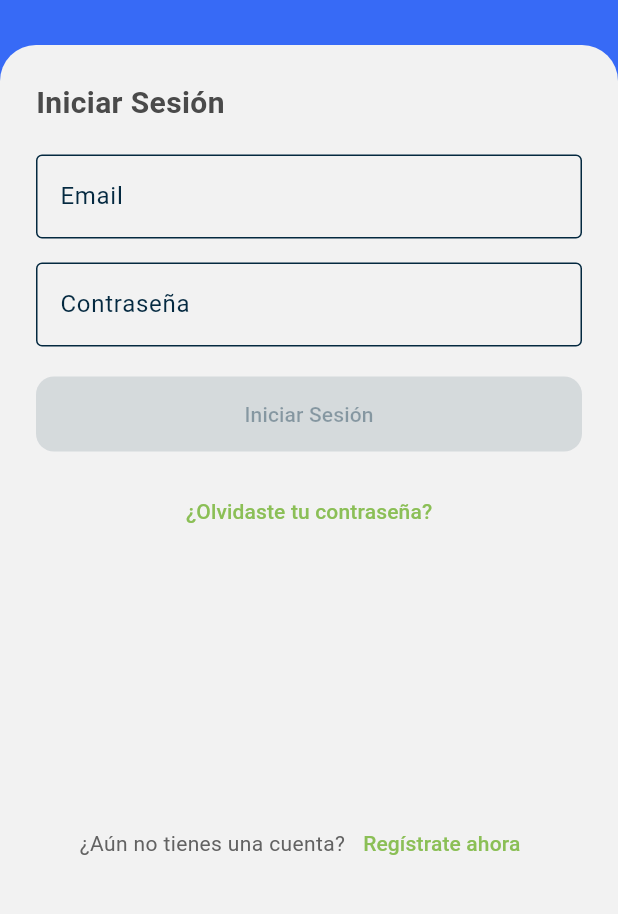
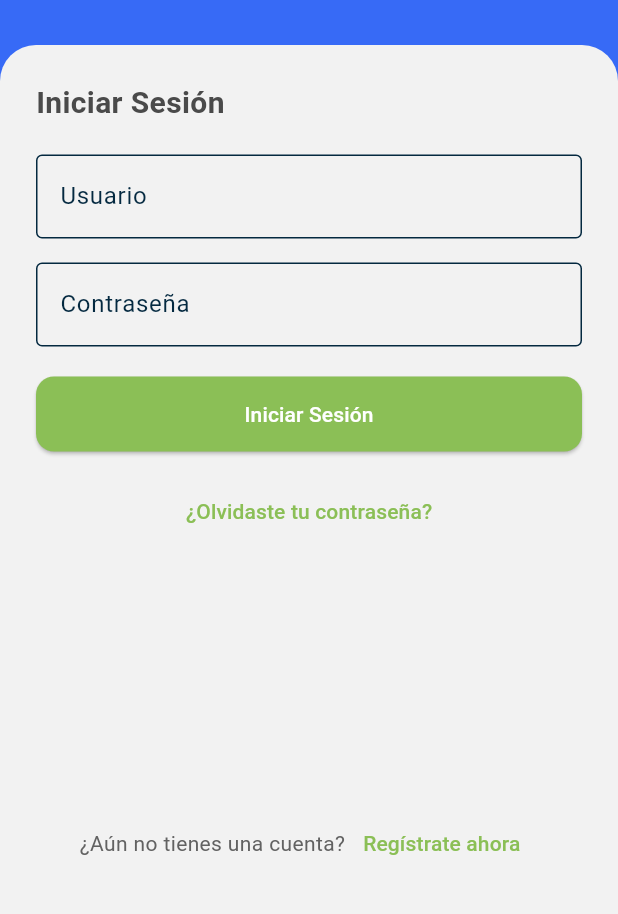
Before and after one commit to Helpwave-App/helpwave_mobile_app, a Flutter app: the SignInScreen screen opened by its route, on a phone screen of 412 x 824 dp, the part 321-1235 px from its top. Run offline on Flutter 3.47's test engine with Material 3 defaults, Android fonts, the phone set to English and light mode, and no system bars; our stand-ins replace flutter_riverpod, flutter_secure_storage, jwt_decoder, permission_handler; missing offline and left inert: agora_rtc_engine; accounts and stored records are empty.

Commit message:
Add login with backend

```diff
--- a/lib/main.dart
+++ b/lib/main.dart
@@ -17,7 +17,7 @@ class HelpWaveApp extends StatelessWidget {
       title: 'HelpWave',
       theme: AppTheme.lightTheme,
       darkTheme: AppTheme.darkTheme,
-      initialRoute: AppRouter.welcomeRoute,
+      initialRoute: AppRouter.startupRoute,
       onGenerateRoute: AppRouter.generateRoute,
     );
   }
--- /dev/null
+++ b/lib/src/constants/api.dart
@@ -0,0 +1,2 @@
+//const String baseUrl = 'http://localhost:8084/';
+const String baseUrl = 'http://10.0.2.2:8084';
--- /dev/null
+++ b/lib/src/features/auth/data/auth_response.dart
@@ -0,0 +1,13 @@
+class AuthResponse {
+  final String token;
+  final String role;
+
+  AuthResponse({required this.token, required this.role});
+
+  factory AuthResponse.fromJson(Map<String, dynamic> json) {
+    return AuthResponse(
+      token: json['jwttoken'],
+      role: json['role'],
+    );
+  }
+}
--- /dev/null
+++ b/lib/src/features/auth/domain/login_request_model.dart
@@ -0,0 +1,11 @@
+class LoginRequest {
+  final String username;
+  final String password;
+
+  LoginRequest({required this.username, required this.password});
+
+  Map<String, dynamic> toJson() => {
+        'username': username,
+        'password': password,
+      };
+}
--- a/lib/src/features/auth/presentation/pages/login/sign_in_screen.dart
+++ b/lib/src/features/auth/presentation/pages/login/sign_in_screen.dart
@@ -2,16 +2,64 @@ import 'package:flutter/material.dart';
 
 import '../../../../../common/animations/animated_route.dart';
 import '../../../../../routing/app_router.dart';
+import '../../../../../utils/secure_storage.dart';
+import '../../../data/auth_service.dart';
+import '../../../domain/login_request_model.dart';
 
-class SignInScreen extends StatelessWidget {
+class SignInScreen extends StatefulWidget {
   const SignInScreen({super.key});
 
   @override
+  State<SignInScreen> createState() => _SignInScreenState();
+}
+
+class _SignInScreenState extends State<SignInScreen> {
+  final _formKey = GlobalKey<FormState>();
+  final _usernameController = TextEditingController();
+  final _passwordController = TextEditingController();
+  bool _isLoading = false;
+
+  Future<void> _submit() async {
+    if (!_formKey.currentState!.validate()) return;
+
+    setState(() => _isLoading = true);
+
+    final request = LoginRequest(
+      username: _usernameController.text.trim(),
+      password: _passwordController.text.trim(),
+    );
+
+    try {
+      final response = await AuthService().login(request);
+
+      await SecureStorage.saveToken(response.token);
+
+      if (!mounted) return;
+
+      if (response.role == 'requester') {
+        Navigator.of(context)
+            .pushReplacementNamed(AppRouter.homeRequesterRoute);
+      } else if (response.role == 'volunteer') {
+        Navigator.of(context)
+            .pushReplacementNamed(AppRouter.homeVolunteerRoute);
+      } else {
+        throw Exception('Rol no reconocido: ${response.role}');
+      }
+    } catch (e) {
+      ScaffoldMessenger.of(context).showSnackBar(
+        SnackBar(content: Text(e.toString())),
+      );
+    } finally {
+      if (mounted) setState(() => _isLoading = false);
+    }
+  }
+
+  @override
   Widget build(BuildContext context) {
-    final theme = Theme.of(context);
+    final theme = Theme.of(context).colorScheme;
 
     return Scaffold(
-      backgroundColor: Theme.of(context).colorScheme.secondary,
+      backgroundColor: theme.secondary,
       body: Column(
         children: [
           const SizedBox(height: 80),
@@ -19,63 +67,72 @@ class SignInScreen extends StatelessWidget {
             tag: 'app-logo',
             child: CircleAvatar(
               radius: 40,
-              backgroundColor: Theme.of(context).colorScheme.surface,
-              child: Icon(
-                Icons.account_balance_wallet,
-                color: Theme.of(context).colorScheme.tertiary,
-                size: 40,
-              ),
+              backgroundColor: theme.surface,
+              child: Icon(Icons.account_balance_wallet,
+                  color: theme.tertiary, size: 40),
             ),
           ),
           const SizedBox(height: 20),
-          Text(
-            'HelpWave',
+          Text('HelpWave',
               style: TextStyle(
-                color: Theme.of(context).colorScheme.surface,
+                  color: theme.surface,
                   fontSize: 24,
-                fontWeight: FontWeight.bold),
-          ),
+                  fontWeight: FontWeight.bold)),
           const SizedBox(height: 30),
           Expanded(
             child: Container(
               padding: const EdgeInsets.all(24),
               decoration: BoxDecoration(
-                color: Theme.of(context).colorScheme.surface,
-                borderRadius: BorderRadius.vertical(top: Radius.circular(24)),
+                color: theme.surface,
+                borderRadius:
+                    const BorderRadius.vertical(top: Radius.circular(24)),
               ),
+              child: Form(
+                key: _formKey,
                 child: Column(
                   crossAxisAlignment: CrossAxisAlignment.start,
                   children: [
                     const Text("Iniciar Sesión",
-                      style:
-                          TextStyle(fontSize: 20, fontWeight: FontWeight.bold)),
+                        style: TextStyle(
+                            fontSize: 20, fontWeight: FontWeight.bold)),
                     const SizedBox(height: 20),
-                  const TextField(
-                    decoration: InputDecoration(
-                        labelText: 'Email', border: OutlineInputBorder()),
+                    TextFormField(
+                      controller: _usernameController,
+                      decoration: const InputDecoration(
+                          labelText: 'Usuario', border: OutlineInputBorder()),
+                      validator: (value) =>
+                          value == null || value.trim().isEmpty
+                              ? 'El usuario es obligatorio'
+                              : null,
                     ),
                     const SizedBox(height: 16),
-                  const TextField(
+                    TextFormField(
+                      controller: _passwordController,
                       obscureText: true,
-                    decoration: InputDecoration(
-                        labelText: 'Contraseña', border: OutlineInputBorder()),
+                      decoration: const InputDecoration(
+                          labelText: 'Contraseña',
+                          border: OutlineInputBorder()),
+                      validator: (value) => value == null || value.length < 6
+                          ? 'Mínimo 6 caracteres'
+                          : null,
                     ),
                     const SizedBox(height: 20),
                     ElevatedButton(
-                    onPressed: null, // Desactivado inicialmente
+                      onPressed: _isLoading ? null : _submit,
                       style: ElevatedButton.styleFrom(
                         minimumSize: const Size.fromHeight(50),
-                      backgroundColor: Theme.of(context).colorScheme.tertiary,
+                        backgroundColor: theme.tertiary,
                       ),
-                    child: const Text("Iniciar Sesión"),
+                      child: _isLoading
+                          ? const CircularProgressIndicator(color: Colors.white)
+                          : const Text("Iniciar Sesión"),
                     ),
                     const SizedBox(height: 16),
                     Center(
                       child: TextButton(
                         onPressed: () {},
                         child: Text("¿Olvidaste tu contraseña?",
-                          style: TextStyle(
-                              color: Theme.of(context).colorScheme.tertiary)),
+                            style: TextStyle(color: theme.tertiary)),
                       ),
                     ),
                     const Spacer(),
@@ -84,25 +141,22 @@ class SignInScreen extends StatelessWidget {
                         mainAxisAlignment: MainAxisAlignment.center,
                         children: [
                           Text("¿Aún no tienes una cuenta?",
-                            style: TextStyle(
-                                color:
-                                    Theme.of(context).colorScheme.onTertiary)),
+                              style: TextStyle(color: theme.onTertiary)),
                           TextButton(
                             onPressed: () {
                               Navigator.of(context).push(animatedRouteTo(
                                   context, AppRouter.userTypeRoute,
-                                duration: Duration(milliseconds: 200),
+                                  duration: const Duration(milliseconds: 200),
                                   curve: Curves.easeInOut));
                             },
                             child: Text("Regístrate ahora",
-                              style: TextStyle(
-                                  color:
-                                      Theme.of(context).colorScheme.tertiary)),
+                                style: TextStyle(color: theme.tertiary)),
                           )
                         ],
                       ),
                     )
                   ],
+                ),
               ),
             ),
           )
--- a/lib/src/features/auth/presentation/widgets/add_time_modal.dart
+++ b/lib/src/features/auth/presentation/widgets/add_time_modal.dart
@@ -3,14 +3,14 @@ import 'package:flutter/material.dart';
 class AddTimeModal extends StatefulWidget {
   final String day;
   final void Function(TimeOfDay start, TimeOfDay end, bool applyAll) onSave;
-  final void Function(String message) onError; // <-- nuevo callback
+  final void Function(String message) onError;
 
   const AddTimeModal({
-    Key? key,
+    super.key,
     required this.day,
     required this.onSave,
     required this.onError,
-  }) : super(key: key);
+  });
 
   @override
   _AddTimeModalState createState() => _AddTimeModalState();
--- a/lib/src/features/auth/presentation/widgets/sign_up_form.dart
+++ b/lib/src/features/auth/presentation/widgets/sign_up_form.dart
@@ -48,8 +48,6 @@ class _SignUpFormState extends ConsumerState<SignUpForm> {
       signUpFormController.updateField(
           widget.fields[i].label, _controllers[i].text);
     }
-
-    print('Datos en Riverpod: ${ref.read(signUpFormControllerProvider)}');
 
     Navigator.of(context).push(animatedRouteTo(
       context,
--- a/lib/src/routing/app_router.dart
+++ b/lib/src/routing/app_router.dart
@@ -1,5 +1,6 @@
 import 'package:flutter/material.dart';
 
+import '../features/auth/presentation/pages/startup_screen.dart';
 import '../features/auth/presentation/pages/welcome_screen.dart';
 import '../features/auth/presentation/pages/login/sign_in_screen.dart';
 import '../features/auth/presentation/pages/register/sign_up_requester_screen.dart';
@@ -15,7 +16,8 @@ import '../features/home/presentation/pages/home_volunteer_screen.dart';
 import '../features/videocall/presentation/videocall_screen.dart';
 
 class AppRouter {
-  static const String welcomeRoute = '/';
+  static const String startupRoute = '/';
+  static const String welcomeRoute = '/welcome';
   static const String loginRoute = '/login';
   static const String userTypeRoute = '/user-type';
   static const String termsRoute = '/terms-and-conditions';
@@ -34,6 +36,9 @@ class AppRouter {
   static Widget? getPageFromRoute(String routeName,
       {Map<String, dynamic>? args}) {
     switch (routeName) {
+      case startupRoute:
+        return const StartupScreen();
+
       case welcomeRoute:
         return const WelcomeScreen();
 
@@ -88,6 +93,9 @@ class AppRouter {
   // Traditional way to navigate using named routes
   static Route<dynamic> generateRoute(RouteSettings settings) {
     switch (settings.name) {
+      case startupRoute:
+        return MaterialPageRoute(builder: (_) => const StartupScreen());
+
       case welcomeRoute:
         return MaterialPageRoute(builder: (_) => const WelcomeScreen());
 
--- /dev/null
+++ b/lib/src/utils/secure_storage.dart
@@ -0,0 +1,17 @@
+import 'package:flutter_secure_storage/flutter_secure_storage.dart';
+
+class SecureStorage {
+  static const _storage = FlutterSecureStorage();
+
+  static Future<void> saveToken(String token) async {
+    await _storage.write(key: 'jwt_token', value: token);
+  }
+
+  static Future<String?> getToken() async {
+    return await _storage.read(key: 'jwt_token');
+  }
+
+  static Future<void> deleteToken() async {
+    await _storage.delete(key: 'jwt_token');
+  }
+}
--- a/pubspec.yaml
+++ b/pubspec.yaml
@@ -38,6 +38,8 @@ dependencies:
   permission_handler: ^12.0.0+1
   flutter_riverpod: ^2.6.1
   http: ^1.3.0
+  flutter_secure_storage: ^9.0.0
+  jwt_decoder: ^2.0.1
 
 dev_dependencies:
   flutter_test:
```
Also changed, not shown: lib/src/features/auth/data/auth_service.dart (added, +56 -0 lines), lib/src/features/auth/presentation/pages/startup_screen.dart (added, +52 -0 lines), lib/src/features/auth/presentation/pages/welcome_screen.dart (+6 -6 lines), lib/src/features/home/presentation/widgets/home_widget.dart (+16 -0 lines), pubspec.lock. Lines whose indentation alone changed are shown as unchanged.
